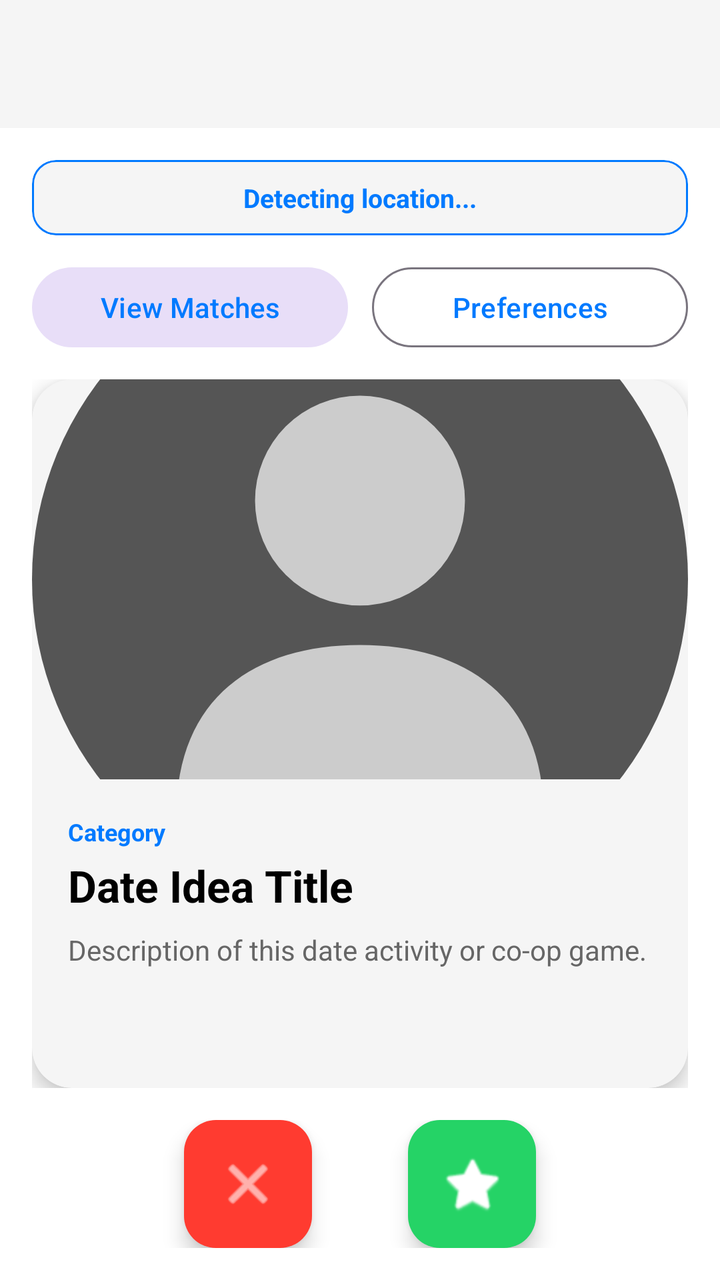
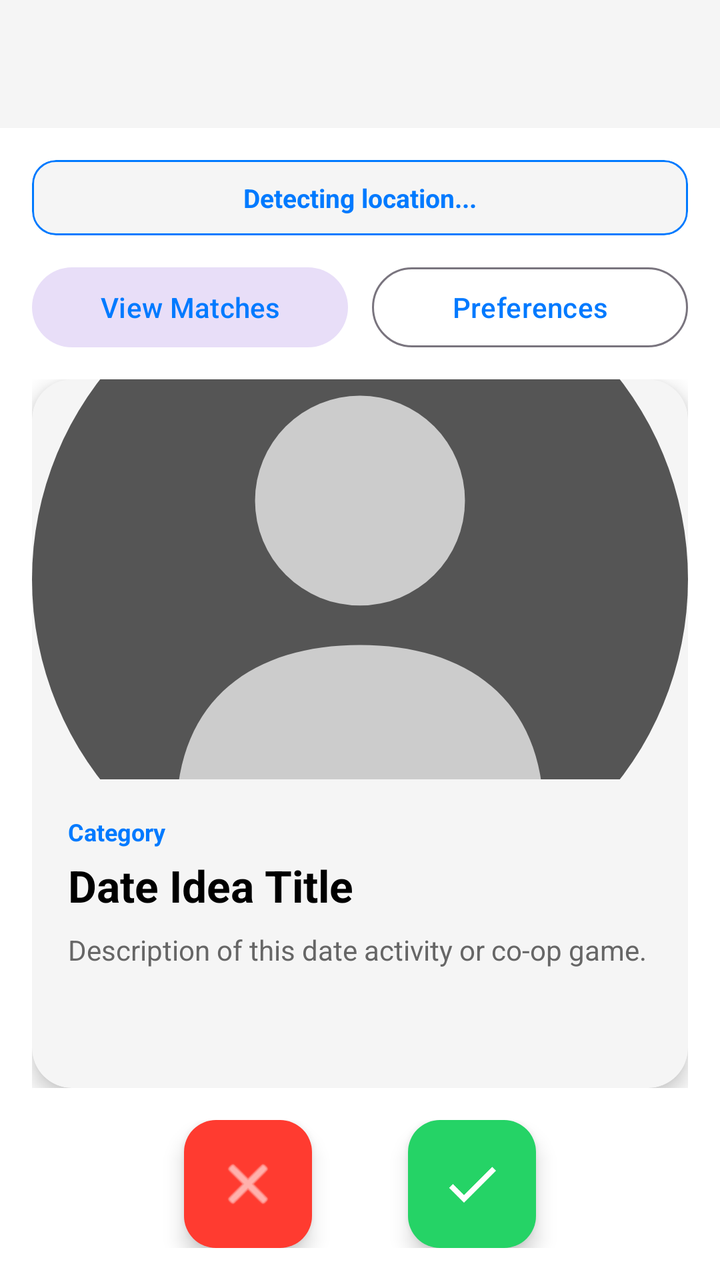

Before-and-after screenshots of an Android layout around one commit, followed by the original layout XML and the change that was made.
<!-- AndroidManifest.xml: application theme Theme.ProjectCecily -->
<!-- res/layout/activity_swipe.xml -->
<?xml version="1.0" encoding="utf-8"?>
<androidx.constraintlayout.widget.ConstraintLayout xmlns:android="http://schemas.android.com/apk/res/android"
    xmlns:app="http://schemas.android.com/apk/res-auto"
    android:layout_width="match_parent"
    android:layout_height="match_parent"
    android:background="@color/app_background">

    
    <com.google.android.material.appbar.AppBarLayout
        android:id="@+id/appBarLayout"
        android:layout_width="match_parent"
        android:layout_height="wrap_content"
        android:fitsSystemWindows="true"
        app:elevation="4dp"
        app:layout_constraintEnd_toEndOf="parent"
        app:layout_constraintStart_toStartOf="parent"
        app:layout_constraintTop_toTopOf="parent">

        <com.google.android.material.appbar.MaterialToolbar
            android:id="@+id/toolbar"
            android:layout_width="match_parent"
            android:layout_height="?attr/actionBarSize"
            android:background="@color/card_background" />
    </com.google.android.material.appbar.AppBarLayout>

    <LinearLayout
        android:id="@+id/swipe_root"
        android:layout_width="0dp"
        android:layout_height="0dp"
        android:orientation="vertical"
        android:padding="16dp"
        app:layout_constraintBottom_toBottomOf="parent"
        app:layout_constraintEnd_toEndOf="parent"
        app:layout_constraintStart_toStartOf="parent"
        app:layout_constraintTop_toBottomOf="@id/appBarLayout">

        
        <com.google.android.material.card.MaterialCardView
            android:id="@+id/cardModeHeader"
            android:layout_width="match_parent"
            android:layout_height="wrap_content"
            android:layout_marginBottom="12dp"
            app:cardBackgroundColor="@color/card_background"
            app:cardCornerRadius="12dp"
            app:strokeColor="@color/nav_selected"
            app:strokeWidth="1dp">

            <LinearLayout
                android:layout_width="match_parent"
                android:layout_height="wrap_content"
                android:gravity="center"
                android:orientation="horizontal"
                android:paddingHorizontal="16dp"
                android:paddingVertical="10dp">

                <TextView
                    android:id="@+id/tvSwipeModeHeader"
                    android:layout_width="wrap_content"
                    android:layout_height="wrap_content"
                    android:text="Detecting location..."
                    android:textColor="@color/nav_selected"
                    android:textSize="13sp"
                    android:textStyle="bold" />
            </LinearLayout>
        </com.google.android.material.card.MaterialCardView>

        
        <LinearLayout
            android:layout_width="match_parent"
            android:layout_height="wrap_content"
            android:layout_marginBottom="12dp"
            android:orientation="horizontal">

            <Button
                android:id="@+id/btnViewMatches"
                style="@style/Widget.Material3.Button.TonalButton"
                android:layout_width="0dp"
                android:layout_height="wrap_content"
                android:layout_marginEnd="6dp"
                android:layout_weight="1"
                android:text="View Matches" />

            <Button
                android:id="@+id/btnEditDatePreferences"
                style="@style/Widget.Material3.Button.OutlinedButton"
                android:layout_width="0dp"
                android:layout_height="wrap_content"
                android:layout_marginStart="6dp"
                android:layout_weight="1"
                android:text="Preferences" />
        </LinearLayout>

        
        <FrameLayout
            android:layout_width="match_parent"
            android:layout_height="0dp"
            android:layout_weight="1">

            
            <com.google.android.material.card.MaterialCardView
                android:id="@+id/cardSwipeContainer"
                android:layout_width="match_parent"
                android:layout_height="match_parent"
                app:cardBackgroundColor="@color/card_background"
                app:cardCornerRadius="20dp"
                app:cardElevation="6dp"
                app:strokeWidth="0dp">

                <LinearLayout
                    android:layout_width="match_parent"
                    android:layout_height="match_parent"
                    android:orientation="vertical">

                    <ImageView
                        android:id="@+id/ivCardPhoto"
                        android:layout_width="match_parent"
                        android:layout_height="0dp"
                        android:layout_weight="1.3"
                        android:scaleType="centerCrop"
                        android:src="@drawable/ic_blank_user" />

                    <LinearLayout
                        android:layout_width="match_parent"
                        android:layout_height="0dp"
                        android:layout_weight="1"
                        android:orientation="vertical"
                        android:padding="18dp">

                        <TextView
                            android:id="@+id/tvCardCategory"
                            android:layout_width="wrap_content"
                            android:layout_height="wrap_content"
                            android:text="Category"
                            android:textColor="@color/nav_selected"
                            android:textSize="12sp"
                            android:textStyle="bold" />

                        <TextView
                            android:id="@+id/tvCardTitle"
                            android:layout_width="wrap_content"
                            android:layout_height="wrap_content"
                            android:layout_marginTop="4dp"
                            android:text="Date Idea Title"
                            android:textColor="@color/text_primary"
                            android:textSize="22sp"
                            android:textStyle="bold" />

                        <TextView
                            android:id="@+id/tvCardDescription"
                            android:layout_width="wrap_content"
                            android:layout_height="wrap_content"
                            android:layout_marginTop="8dp"
                            android:text="Description of this date activity or co-op game."
                            android:textColor="@color/text_secondary"
                            android:textSize="14sp" />
                    </LinearLayout>

                </LinearLayout>
            </com.google.android.material.card.MaterialCardView>

            
            <LinearLayout
                android:id="@+id/layoutDeckFinished"
                android:layout_width="match_parent"
                android:layout_height="match_parent"
                android:gravity="center"
                android:orientation="vertical"
                android:padding="24dp"
                android:visibility="gone">

                <TextView
                    android:layout_width="wrap_content"
                    android:layout_height="wrap_content"
                    android:text="All Ideas Swiped!"
                    android:textColor="@color/text_primary"
                    android:textSize="20sp"
                    android:textStyle="bold" />

                <TextView
                    android:layout_width="wrap_content"
                    android:layout_height="wrap_content"
                    android:layout_marginTop="8dp"
                    android:gravity="center"
                    android:text="You've swiped through all available date ideas. Tap Shuffle to start fresh!"
                    android:textColor="@color/text_secondary"
                    android:textSize="14sp" />

                <Button
                    android:id="@+id/btnResetDeck"
                    style="@style/Widget.Material3.Button.TonalButton"
                    android:layout_width="wrap_content"
                    android:layout_height="wrap_content"
                    android:layout_marginTop="20dp"
                    android:text="Shuffle Ideas" />
            </LinearLayout>

        </FrameLayout>

        
        <LinearLayout
            android:layout_width="match_parent"
            android:layout_height="wrap_content"
            android:layout_marginTop="16dp"
            android:gravity="center"
            android:orientation="horizontal">

            <com.google.android.material.floatingactionbutton.FloatingActionButton
                android:id="@+id/btnSwipePass"
                android:layout_width="64dp"
                android:layout_height="64dp"
                android:layout_marginEnd="24dp"
                android:contentDescription="Pass"
                app:backgroundTint="#FF3B30"
                app:fabCustomSize="64dp"
                app:maxImageSize="32dp"
                app:srcCompat="@android:drawable/ic_menu_close_clear_cancel"
                app:tint="#FFFFFF" />

            <com.google.android.material.floatingactionbutton.FloatingActionButton
                android:id="@+id/btnSwipeLike"
                android:layout_width="64dp"
                android:layout_height="64dp"
                android:layout_marginStart="24dp"
                android:contentDescription="Like"
                app:backgroundTint="#25D366"
                app:fabCustomSize="64dp"
                app:maxImageSize="32dp"
                app:srcCompat="@android:drawable/btn_star_big_on"
                app:tint="#FFFFFF" />
        </LinearLayout>

    </LinearLayout>

</androidx.constraintlayout.widget.ConstraintLayout>
<!-- resources referenced by this layout -->
<resources>
  <color name="app_background">#FFFFFF</color>
  <color name="card_background">#F5F5F5</color>
  <color name="nav_selected">#007AFF</color>
  <color name="text_primary">#000000</color>
  <color name="text_secondary">#666666</color>
  <!-- drawable ic_blank_user (drawable) -->
  <?xml version="1.0" encoding="utf-8"?>
  <vector xmlns:android="http://schemas.android.com/apk/res/android"
      android:width="120dp"
      android:height="120dp"
      android:viewportWidth="100"
      android:viewportHeight="100">
      
      <path
          android:fillColor="#555555"
          android:pathData="M0,50 A50,50 0 1,0 100,50 A50,50 0 1,0 0,50 Z" />
      
      <path
          android:fillColor="#CCCCCC"
          android:pathData="M50,22 A16,16 0 1,0 50,54 A16,16 0 1,0 50,22 Z" />
      
      <path
          android:fillColor="#CCCCCC"
          android:pathData="M22,86 C22,68 34,60 50,60 C66,60 78,68 78,86 Z" />
  </vector>
  <style name="Theme.ProjectCecily" parent="Base.Theme.ProjectCecily" />
  <style name="Base.Theme.ProjectCecily" parent="Theme.Material3.DayNight.NoActionBar">
          
          <item name="colorPrimary">@color/nav_selected</item>
          <item name="windowActionBar">false</item>
          <item name="windowNoTitle">true</item>
  
          
          <item name="colorOnSecondaryContainer">@color/nav_selected</item>
      </style>
</resources>

<!-- the commit's change to res/layout/activity_swipe.xml (unified diff, before → after) -->
@@ -225,7 +225,7 @@
                 app:backgroundTint="#25D366"
                 app:fabCustomSize="64dp"
                 app:maxImageSize="32dp"
-                app:srcCompat="@android:drawable/btn_star_big_on"
+                app:srcCompat="@drawable/ic_check"
                 app:tint="#FFFFFF" />
         </LinearLayout>
 
<!-- resource entries referenced after the edit -->
@@ -25,6 +25,17 @@
           android:fillColor="#CCCCCC"
           android:pathData="M22,86 C22,68 34,60 50,60 C66,60 78,68 78,86 Z" />
   </vector>
+  <!-- drawable ic_check (drawable) -->
+  <?xml version="1.0" encoding="utf-8"?>
+  <vector xmlns:android="http://schemas.android.com/apk/res/android"
+      android:width="28dp"
+      android:height="28dp"
+      android:viewportWidth="24"
+      android:viewportHeight="24">
+      <path
+          android:fillColor="#FFFFFF"
+          android:pathData="M9,16.17L4.83,12l-1.42,1.41L9,19 21,7l-1.41-1.41z" />
+  </vector>
   <style name="Theme.ProjectCecily" parent="Base.Theme.ProjectCecily" />
   <style name="Base.Theme.ProjectCecily" parent="Theme.Material3.DayNight.NoActionBar">
           
